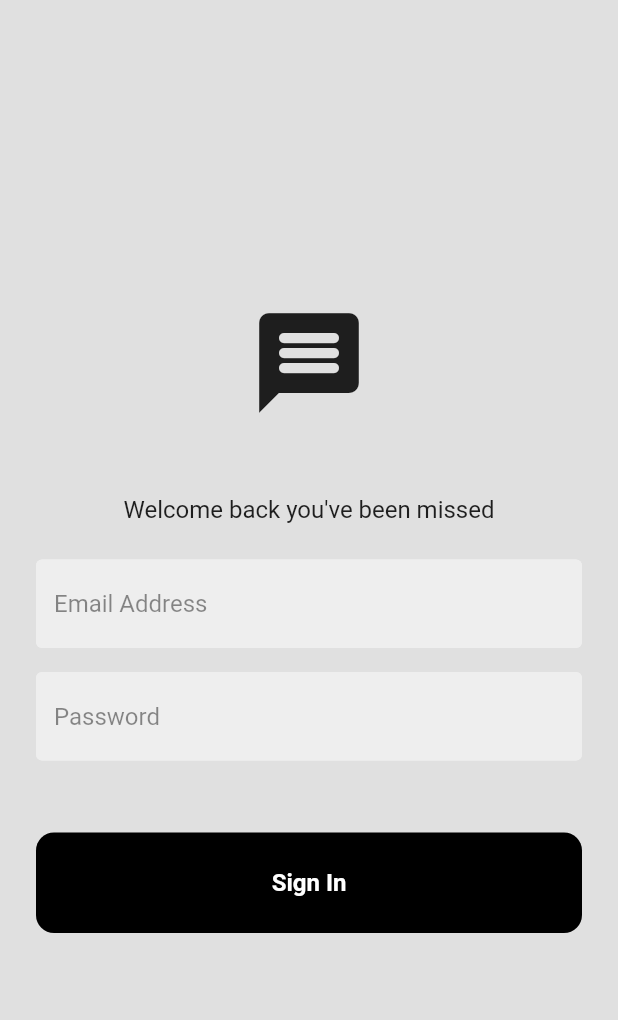
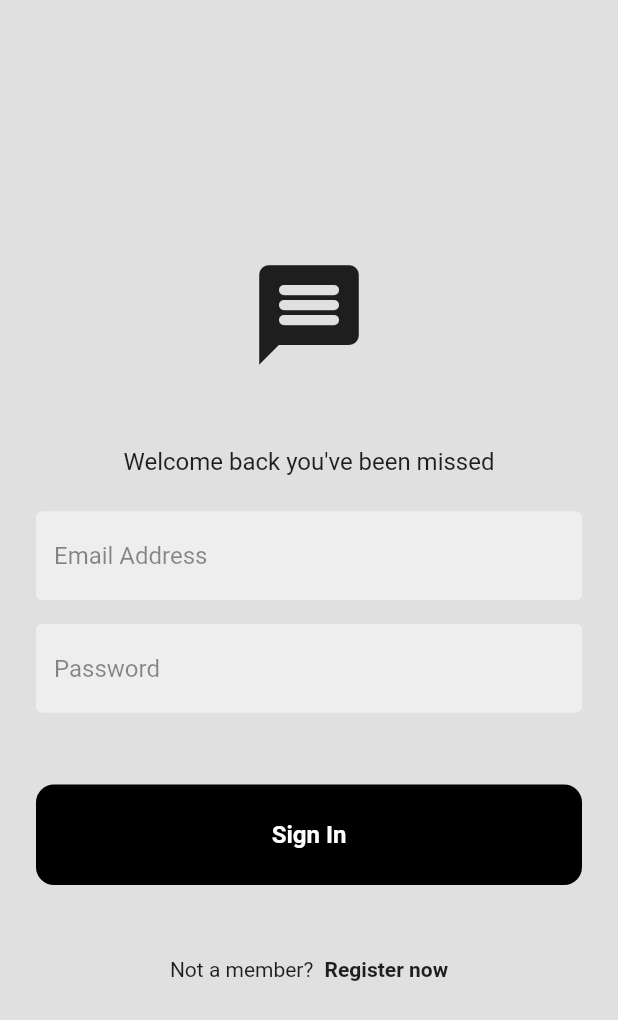
Before and after one commit to KenStarry/Flutter_Mini_Projects, a Flutter app: the screen it shows after launch, on a phone screen of 412 x 824 dp. Shown: the top 1020 px of the screen. Run offline on Flutter 3.47's test engine with Material 2 defaults, Android fonts, the phone set to English and light mode, and no system bars; our stand-ins replace connectivity_plus, firebase_auth, firebase_core, flutter_local_notifications, get, graphql_flutter and 9 more; missing offline and left inert: open_document, webview_flutter_android, webview_flutter_wkwebview; accounts and stored records are empty.

Commit message:
Register Now option

```diff
--- a/chatty_flutter/lib/pages/login_page.dart
+++ b/chatty_flutter/lib/pages/login_page.dart
@@ -51,7 +51,23 @@ class _LoginPageState extends State<LoginPage> {
 
                 const SizedBox(height: 48),
 
-                MyButton(text: "Sign In", onTap: (){})
+                MyButton(text: "Sign In", onTap: () {}),
+
+                const SizedBox(height: 48),
+
+                const Row(
+                  mainAxisAlignment: MainAxisAlignment.center,
+                  children: [
+                    Text("Not a member? "),
+                    SizedBox(
+                      width: 4,
+                    ),
+                    Text(
+                      "Register now",
+                      style: TextStyle(fontWeight: FontWeight.bold),
+                    )
+                  ],
+                )
               ],
             ),
           ),
```
